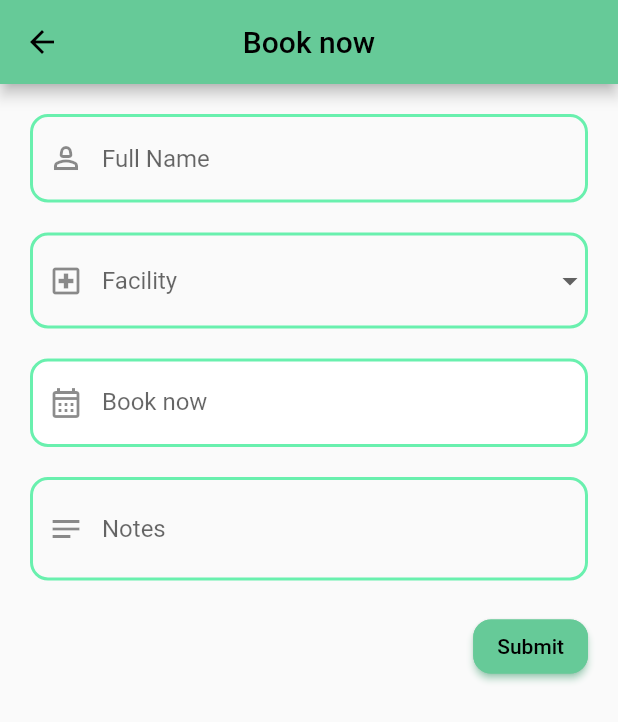
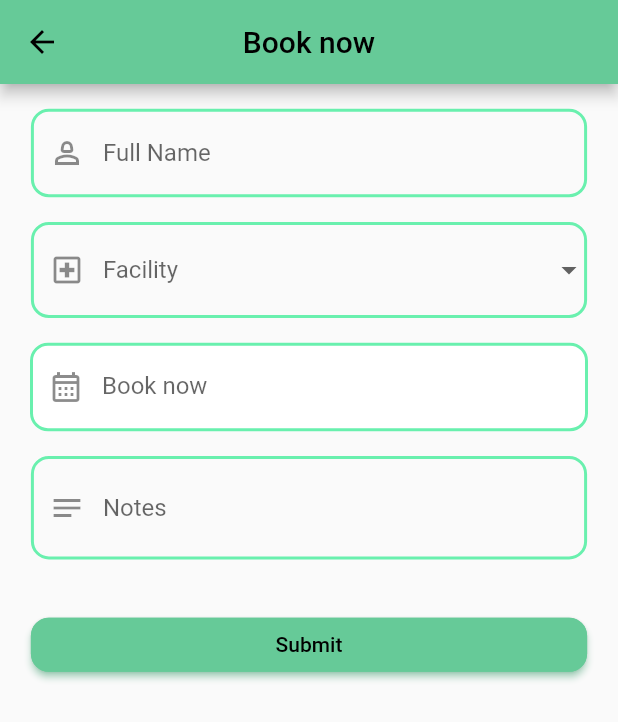
Before and after one commit to ahmedosama8/Grad_Project, a Flutter app: the Bookappoint screen opened directly, on a phone screen of 412 x 824 dp. Shown: the top 722 px of the screen. Run offline on Flutter 3.47's test engine with Material 2 defaults, Android fonts, the light colour scheme and no system bars; our stand-ins replace firebase_auth, firebase_core, google_fonts, image_picker, persistent_bottom_nav_bar, qr_flutter and 1 more; accounts and stored records are empty; network calls fail.

Commit message:
Update book_appointment.dart

```diff
--- a/mobile_app/lib/pages/book_appointment.dart
+++ b/mobile_app/lib/pages/book_appointment.dart
@@ -17,6 +17,7 @@ class _BookappointState extends State<Bookappoint> {
   TextEditingController dateinput = TextEditingController();
   List<String> facilities = ['Dr.Ga3fr el 3omda', 'Nile Scan', 'Alfa lab'];
   String? selectedFacility;
+
   void facilityCallBack(String? selectedFacVal) {
     if (selectedFacVal is String) {
       setState(() {
@@ -52,13 +53,16 @@ class _BookappointState extends State<Bookappoint> {
                     Navigator.push(
                       context,
                       MaterialPageRoute(
-                          builder: (context) => const WelcomePage()),
+                        builder: (context) => const WelcomePage(),
+                      ),
                     );
                   },
-                  child: Text('Ok'))
+                  child: Text('Ok'),
+                )
                 //Text('Date :${dateinput.text}'),
               ],
-          ));
+            ),
+          );
         },
       );
     }
@@ -72,18 +76,23 @@ class _BookappointState extends State<Bookappoint> {
   @override
   Widget build(BuildContext context) {
     return Scaffold(
+      resizeToAvoidBottomInset: false,
       appBar: AppBar(
         title: Text('Book now'),
         centerTitle: true,
         backgroundColor: primary,
       ),
-      body: Form(
+      body: SingleChildScrollView(
+        child: Form(
           key: _formKey,
-        child: SingleChildScrollView(
           child: Column(
+            crossAxisAlignment: CrossAxisAlignment.start,
             children: [
               Padding(
-                padding: const EdgeInsets.all(20),
+                padding: EdgeInsets.symmetric(
+                  horizontal: MediaQuery.of(context).size.width * 0.05,
+                  vertical: MediaQuery.of(context).size.height * 0.02,
+                ),
                 child: TextFormField(
                   validator: (value) {
                     if (value == null || value.isEmpty) {
@@ -99,11 +108,13 @@ class _BookappointState extends State<Bookappoint> {
                       borderRadius: BorderRadius.circular(12),
                     ),
                     hintText: 'Full Name',
-                      prefixIcon: Icon(Icons.person_2_outlined)),
+                    prefixIcon: Icon(Icons.person_2_outlined),
+                  ),
                 ),
               ),
               Padding(
-                padding: const EdgeInsets.symmetric(horizontal: 20),
+                padding: EdgeInsets.symmetric(
+                    horizontal: MediaQuery.of(context).size.width * 0.05),
                 child: SizedBox(
                   width: double.infinity,
                   child: DropdownButtonFormField(
@@ -134,11 +145,13 @@ class _BookappointState extends State<Bookappoint> {
                 ),
               ),
               SizedBox(
-                height: 20,
+                height: MediaQuery.of(context).size.height * 0.02,
               ),
               dateBox(context),
               Padding(
-                padding: const EdgeInsets.all(20),
+                padding: EdgeInsets.symmetric(
+                    horizontal: MediaQuery.of(context).size.width * 0.05,
+                    vertical: MediaQuery.of(context).size.height * 0.02),
                 child: TextFormField(
                   minLines: 1,
                   maxLines: 5,
@@ -156,11 +169,12 @@ class _BookappointState extends State<Bookappoint> {
                 ),
               ),
               Padding(
-                padding: const EdgeInsets.symmetric(horizontal: 20),
-                child: Row(
-                  mainAxisAlignment: MainAxisAlignment.end,
-                  children: [
-                    ElevatedButton(
+                padding: EdgeInsets.symmetric(
+                    horizontal: MediaQuery.of(context).size.width * 0.05,
+                    vertical: MediaQuery.of(context).size.height * 0.02),
+                child: SizedBox(
+                  width: double.infinity,
+                  child: ElevatedButton(
                     style: ElevatedButton.styleFrom(
                         shadowColor: Colors.greenAccent,
                         side: BorderSide(color: primary),
@@ -170,9 +184,8 @@ class _BookappointState extends State<Bookappoint> {
                     onPressed: submitButton,
                     child: Text('Submit'),
                   ),
-                  ],
                 ),
-              )
+              ),
             ],
           ),
         ),
```
Lines whose indentation alone changed are shown as unchanged.
